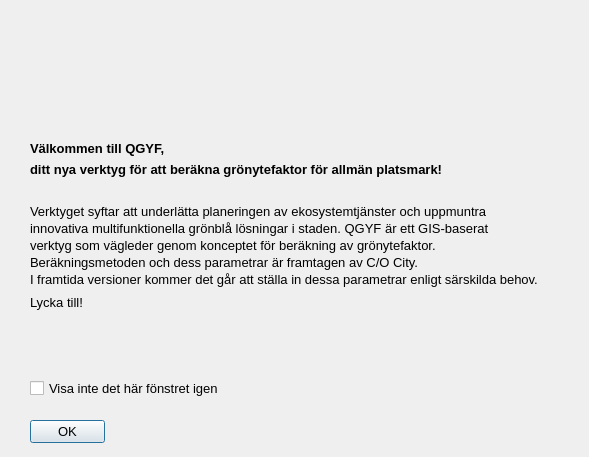
Old version of the form ui/welcome.ui in the repository co-city/QGYF.
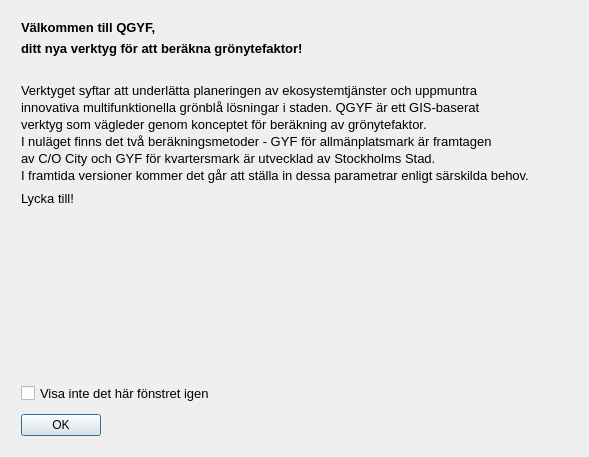
New version of the form. Icons and pictures are not drawn.

```diff
--- a/ui/welcome.ui
+++ b/ui/welcome.ui
@@ -10,10 +10,16 @@
     <height>457</height>
    </rect>
   </property>
+  <property name="sizePolicy">
+   <sizepolicy hsizetype="Expanding" vsizetype="Expanding">
+    <horstretch>0</horstretch>
+    <verstretch>0</verstretch>
+   </sizepolicy>
+  </property>
   <property name="font">
    <font>
     <family>Tahoma</family>
-    <pointsize>10</pointsize>
+    <pointsize>9</pointsize>
    </font>
   </property>
   <property name="windowTitle">
@@ -23,46 +29,58 @@
    <iconset>
     <normaloff>:/plugins/qgyf/assets/leaf.png</normaloff>:/plugins/qgyf/assets/leaf.png</iconset>
   </property>
-  <widget class="QPushButton" name="okButton">
-   <property name="geometry">
-    <rect>
-     <x>30</x>
-     <y>420</y>
-     <width>75</width>
-     <height>23</height>
-    </rect>
+  <layout class="QVBoxLayout" name="verticalLayout_2">
+   <property name="topMargin">
+    <number>0</number>
    </property>
+   <item>
+    <layout class="QHBoxLayout" name="horizontalLayout">
+     <item>
+      <widget class="QLabel" name="label">
+       <property name="sizePolicy">
+        <sizepolicy hsizetype="Fixed" vsizetype="Fixed">
+         <horstretch>0</horstretch>
+         <verstretch>0</verstretch>
+        </sizepolicy>
+       </property>
    <property name="text">
-    <string>OK</string>
-   </property>
-  </widget>
-  <widget class="QCheckBox" name="checkBox">
-   <property name="geometry">
-    <rect>
-     <x>30</x>
-     <y>380</y>
-     <width>201</width>
-     <height>17</height>
-    </rect>
-   </property>
-   <property name="font">
-    <font>
-     <family>Tahoma</family>
-     <pointsize>10</pointsize>
-    </font>
-   </property>
+        <string>&lt;html&gt;&lt;head/&gt;&lt;body&gt;&lt;p&gt;&lt;img src=&quot;:/plugins/qgyf/assets/city_logo.png&quot;/&gt;&lt;/p&gt;&lt;/body&gt;&lt;/html&gt;</string>
+       </property>
+      </widget>
+     </item>
+     <item>
+      <widget class="QLabel" name="label_2">
+       <property name="sizePolicy">
+        <sizepolicy hsizetype="Fixed" vsizetype="Fixed">
+         <horstretch>0</horstretch>
+         <verstretch>0</verstretch>
+        </sizepolicy>
+       </property>
    <property name="text">
-    <string>Visa inte det här fönstret igen</string>
-   </property>
-  </widget>
+        <string>&lt;html&gt;&lt;head/&gt;&lt;body&gt;&lt;p&gt;&lt;img src=&quot;:/plugins/qgyf/assets/stockholm_stad.png&quot;/&gt;&lt;/p&gt;&lt;/body&gt;&lt;/html&gt;</string>
+       </property>
+      </widget>
+     </item>
+    </layout>
+   </item>
+   <item>
+    <layout class="QVBoxLayout" name="verticalLayout">
+     <property name="spacing">
+      <number>10</number>
+     </property>
+     <property name="leftMargin">
+      <number>10</number>
+     </property>
+     <property name="bottomMargin">
+      <number>10</number>
+     </property>
+     <item>
   <widget class="QLabel" name="welcomeText">
-   <property name="geometry">
-    <rect>
-     <x>30</x>
-     <y>70</y>
-     <width>531</width>
-     <height>311</height>
-    </rect>
+       <property name="sizePolicy">
+        <sizepolicy hsizetype="Expanding" vsizetype="Expanding">
+         <horstretch>0</horstretch>
+         <verstretch>0</verstretch>
+        </sizepolicy>
    </property>
    <property name="font">
     <font>
@@ -78,28 +96,58 @@
 p, li { white-space: pre-wrap; }
 &lt;/style&gt;&lt;/head&gt;&lt;body style=&quot; font-family:'Tahoma'; font-size:10pt; font-weight:400; font-style:normal;&quot;&gt;
 &lt;p style=&quot; margin-top:6px; margin-bottom:6px; margin-left:0px; margin-right:0px; -qt-block-indent:0; text-indent:0px;&quot;&gt;&lt;span style=&quot; font-weight:600;&quot;&gt;Välkommen till QGYF, &lt;/span&gt;&lt;/p&gt;
-&lt;p style=&quot; margin-top:0px; margin-bottom:12px; margin-left:0px; margin-right:0px; -qt-block-indent:0; text-indent:0px;&quot;&gt;&lt;span style=&quot; font-weight:600;&quot;&gt;ditt nya verktyg för att beräkna grönytefaktor för allmän platsmark!&lt;/span&gt;&lt;br /&gt;&lt;/p&gt;
+&lt;p style=&quot; margin-top:0px; margin-bottom:12px; margin-left:0px; margin-right:0px; -qt-block-indent:0; text-indent:0px;&quot;&gt;&lt;span style=&quot; font-weight:600;&quot;&gt;ditt nya verktyg för att beräkna grönytefaktor!&lt;/span&gt;&lt;br /&gt;&lt;/p&gt;
 &lt;p style=&quot; margin-top:0px; margin-bottom:2px; margin-left:0px; margin-right:0px; -qt-block-indent:0; text-indent:0px;&quot;&gt;Verktyget syftar att underlätta planeringen av ekosystemtjänster och uppmuntra&lt;/p&gt;
 &lt;p style=&quot; margin-top:0px; margin-bottom:2px; margin-left:0px; margin-right:0px; -qt-block-indent:0; text-indent:0px;&quot;&gt;innovativa multifunktionella grönblå lösningar i staden. QGYF är ett GIS-baserat&lt;/p&gt;
 &lt;p style=&quot; margin-top:0px; margin-bottom:2px; margin-left:0px; margin-right:0px; -qt-block-indent:0; text-indent:0px;&quot;&gt;verktyg som vägleder genom konceptet för beräkning av grönytefaktor. &lt;/p&gt;
-&lt;p style=&quot; margin-top:0px; margin-bottom:2px; margin-left:0px; margin-right:0px; -qt-block-indent:0; text-indent:0px;&quot;&gt;Beräkningsmetoden och dess parametrar är framtagen av C/O City. &lt;/p&gt;
+&lt;p style=&quot; margin-top:0px; margin-bottom:2px; margin-left:0px; margin-right:0px; -qt-block-indent:0; text-indent:0px;&quot;&gt;I nuläget finns det två beräkningsmetoder - GYF för allmänplatsmark är framtagen&lt;/p&gt;
+&lt;p style=&quot; margin-top:0px; margin-bottom:2px; margin-left:0px; margin-right:0px; -qt-block-indent:0; text-indent:0px;&quot;&gt;av C/O City och GYF för kvartersmark är utvecklad av Stockholms Stad. &lt;/p&gt;
 &lt;p style=&quot; margin-top:0px; margin-bottom:8px; margin-left:0px; margin-right:0px; -qt-block-indent:0; text-indent:0px;&quot;&gt;I framtida versioner kommer det går att ställa in dessa parametrar enligt särskilda behov.&lt;/p&gt;
 &lt;p style=&quot; margin-top:0px; margin-bottom:2px; margin-left:0px; margin-right:0px; -qt-block-indent:0; text-indent:0px;&quot;&gt;Lycka till!&lt;/p&gt;</string>
    </property>
-  </widget>
-  <widget class="QLabel" name="label">
-   <property name="geometry">
-    <rect>
-     <x>400</x>
-     <y>10</y>
-     <width>141</width>
-     <height>91</height>
-    </rect>
-   </property>
+       <property name="alignment">
+        <set>Qt::AlignJustify|Qt::AlignTop</set>
+       </property>
+      </widget>
+     </item>
+     <item>
+      <widget class="QCheckBox" name="checkBox">
+       <property name="sizePolicy">
+        <sizepolicy hsizetype="Expanding" vsizetype="Fixed">
+         <horstretch>0</horstretch>
+         <verstretch>0</verstretch>
+        </sizepolicy>
+       </property>
+       <property name="font">
+        <font>
+         <family>Tahoma</family>
+         <pointsize>10</pointsize>
+        </font>
+       </property>
+       <property name="layoutDirection">
+        <enum>Qt::LeftToRight</enum>
+       </property>
    <property name="text">
-    <string>&lt;html&gt;&lt;head/&gt;&lt;body&gt;&lt;p&gt;&lt;img src=&quot;:/plugins/qgyf/assets/city_logo.png&quot;/&gt;&lt;/p&gt;&lt;/body&gt;&lt;/html&gt;</string>
-   </property>
-  </widget>
+        <string>Visa inte det här fönstret igen</string>
+       </property>
+      </widget>
+     </item>
+     <item>
+      <widget class="QPushButton" name="okButton">
+       <property name="sizePolicy">
+        <sizepolicy hsizetype="Fixed" vsizetype="Fixed">
+         <horstretch>0</horstretch>
+         <verstretch>0</verstretch>
+        </sizepolicy>
+       </property>
+       <property name="text">
+        <string>OK</string>
+       </property>
+      </widget>
+     </item>
+    </layout>
+   </item>
+  </layout>
  </widget>
  <resources>
   <include location="../resources.py"/>
```
Lines whose indentation alone changed are shown as unchanged.
